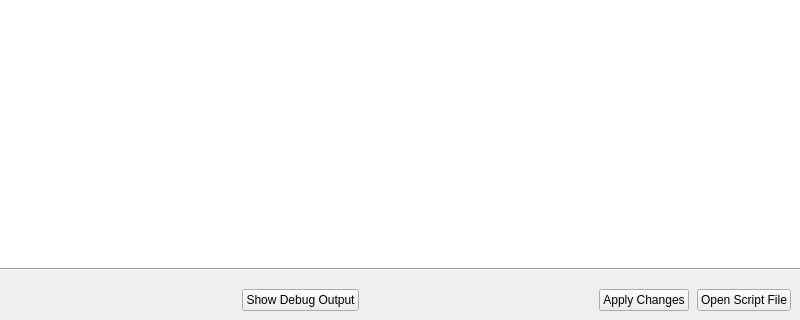
First picture: the form in scriptwindow.ui, repository vos/planetattack, before the edit; both pictures show x 0 to 800 and y 160 to 480 of the 800 by 480 pixel window.
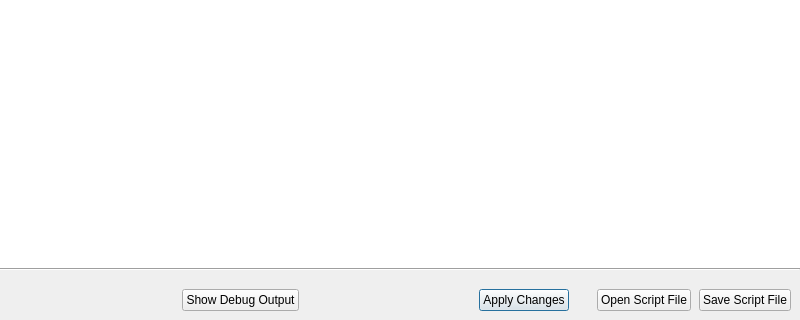
Second picture: the form after the edit. Custom widgets are drawn as their Qt base class.

Commit message: save script file display current scenario/script file name

Diff of the .ui file:
```diff
--- a/scriptwindow.ui
+++ b/scriptwindow.ui
@@ -115,8 +115,27 @@
        <property name="shortcut">
         <string>Ctrl+Return</string>
        </property>
+       <property name="default">
+        <bool>true</bool>
+       </property>
       </widget>
      </item>
+     <item>
+      <spacer name="horizontalSpacer_3">
+       <property name="orientation">
+        <enum>Qt::Horizontal</enum>
+       </property>
+       <property name="sizeType">
+        <enum>QSizePolicy::Fixed</enum>
+       </property>
+       <property name="sizeHint" stdset="0">
+        <size>
+         <width>20</width>
+         <height>20</height>
+        </size>
+       </property>
+      </spacer>
+     </item>
      <item>
       <widget class="QPushButton" name="openScriptFileButton">
        <property name="text">
@@ -127,6 +146,16 @@
        </property>
       </widget>
      </item>
+     <item>
+      <widget class="QPushButton" name="saveScriptFileButton">
+       <property name="text">
+        <string>Save Script File</string>
+       </property>
+       <property name="shortcut">
+        <string>Ctrl+S</string>
+       </property>
+      </widget>
+     </item>
     </layout>
    </item>
   </layout>
```
Left out of the diff: 3 changed lines with no effect on the pictures. The commit also changes 5 other files.
